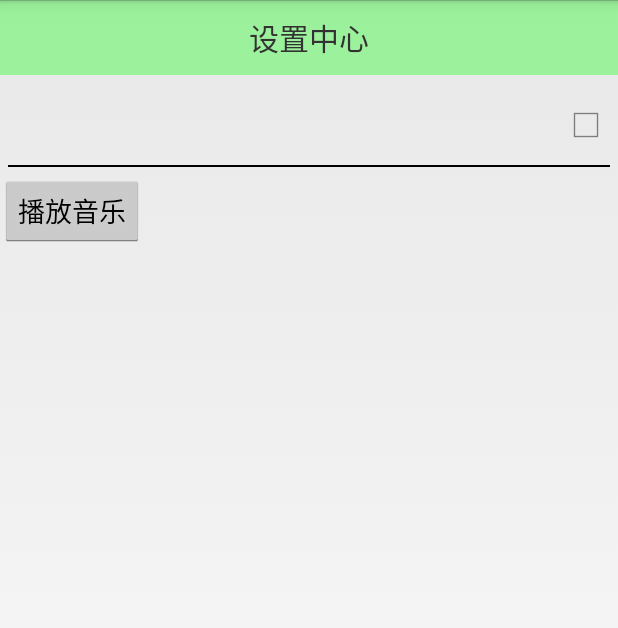
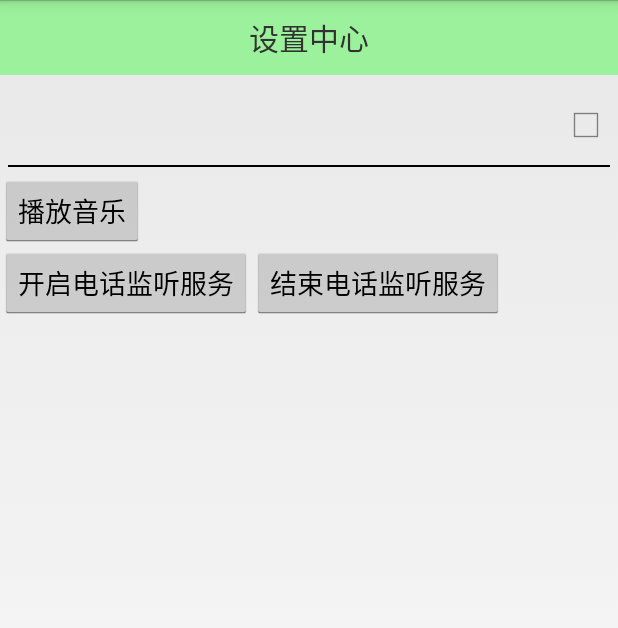
Before and after one commit to linson0116/phonesafe, an Android app: the SettingActivity screen opened directly, with no data from a screen before it, on a phone screen of 412 x 824 dp. Shown: the top 628 px of the screen. Run offline under Robolectric (Android 15) with nearby library versions, the phone set to English and light mode, and no system bars.

Commit message:
1.5 20160926 1854

```diff
--- a/app/src/main/res/layout/activity_contacts.xml
+++ b/app/src/main/res/layout/activity_contacts.xml
@@ -4,7 +4,6 @@
     android:id="@+id/activity_contacts"
     android:layout_width="match_parent"
     android:layout_height="match_parent"
-
     tools:context="com.linson.phonesafe.activity.ContactsActivity">
     <TextView
         style="@style/AppTitle"
--- a/app/src/main/res/layout/activity_setting.xml
+++ b/app/src/main/res/layout/activity_setting.xml
@@ -30,5 +30,20 @@
             android:onClick="play"
             android:layout_width="wrap_content"
             android:layout_height="wrap_content" />
+
+    </LinearLayout>
+    <LinearLayout
+        android:layout_width="match_parent"
+        android:layout_height="wrap_content">
+        <Button
+            android:text="开启电话监听服务"
+            android:onClick="beginPhoneService"
+            android:layout_width="wrap_content"
+            android:layout_height="wrap_content" />
+        <Button
+            android:text = "结束电话监听服务"
+            android:onClick="endPhoneService"
+            android:layout_width="wrap_content"
+            android:layout_height="wrap_content" />
     </LinearLayout>
 </LinearLayout>
```
Also changed, not shown: app/src/main/AndroidManifest.xml (+11 -0 lines), app/src/main/java/com/linson/phonesafe/activity/SettingActivity.java (+7 -7 lines), app/src/main/java/com/linson/phonesafe/receive/SmsReceiver.java (added, +25 -0 lines), app/src/main/java/com/linson/phonesafe/service/PhoneStatusService.java (added, +58 -0 lines).
